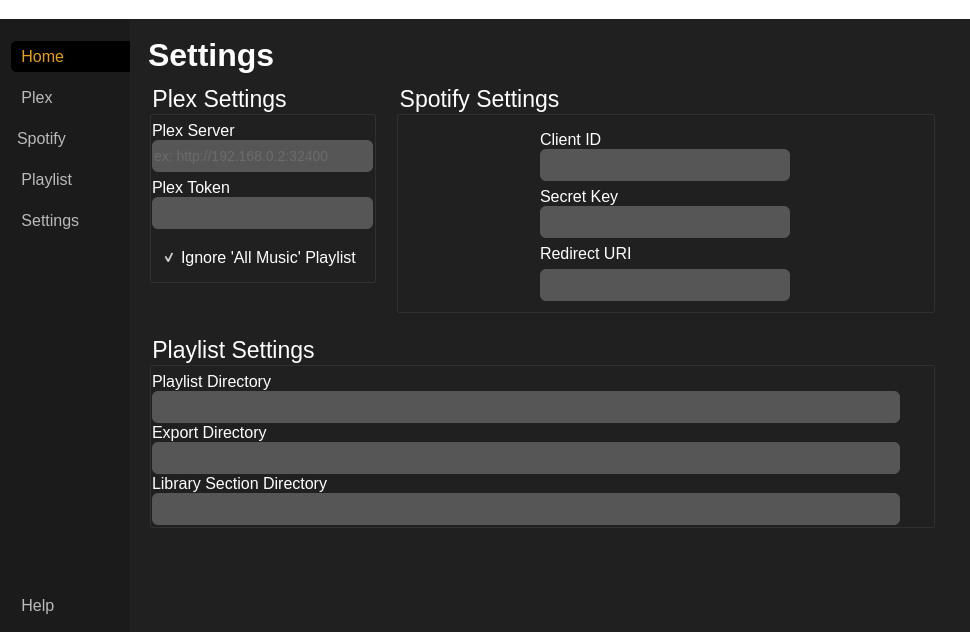
Old version of the form main.ui in the repository rchr157/plex-playlists.
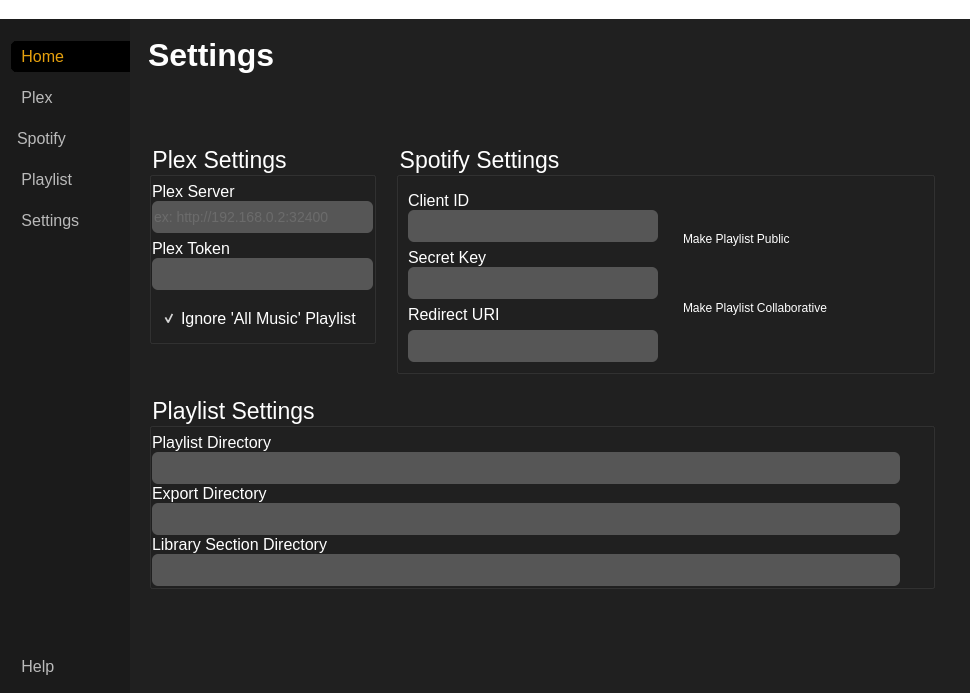
New version of the form. The open tabs and pages were chosen to show the change. Icons and pictures are not drawn.

Commit message: changed update to transfer button, changed icon to spotify and plex

```diff
--- a/main.ui
+++ b/main.ui
@@ -7,7 +7,7 @@
     <x>0</x>
     <y>0</y>
     <width>970</width>
-    <height>630</height>
+    <height>693</height>
    </rect>
   </property>
   <property name="windowTitle">
@@ -2023,6 +2023,8 @@
                          </property>
                          <layout class="QHBoxLayout" name="horizontalLayout_14">
                           <item>
+                           <layout class="QHBoxLayout" name="horizontalLayout_22">
+                            <item>
                            <layout class="QVBoxLayout" name="verticalLayout_32">
                             <property name="spacing">
                              <number>6</number>
@@ -2121,6 +2123,32 @@
                                   <width>250</width>
                                   <height>16777215</height>
                                  </size>
+                                  </property>
+                                 </widget>
+                                </item>
+                               </layout>
+                              </item>
+                             </layout>
+                            </item>
+                            <item>
+                             <layout class="QVBoxLayout" name="verticalLayout_36">
+                              <item>
+                               <widget class="QCheckBox" name="chkbx_spotify_public">
+                                <property name="cursor">
+                                 <cursorShape>PointingHandCursor</cursorShape>
+                                </property>
+                                <property name="text">
+                                 <string>Make Playlist Public</string>
+                                </property>
+                               </widget>
+                              </item>
+                              <item>
+                               <widget class="QCheckBox" name="chkbx_spotify_collab">
+                                <property name="cursor">
+                                 <cursorShape>PointingHandCursor</cursorShape>
+                                </property>
+                                <property name="text">
+                                 <string>Make Playlist Collaborative</string>
                                 </property>
                                </widget>
                               </item>
```
Left out of the diff: 15 changed lines with no effect on the pictures. Lines whose indentation alone changed are shown as unchanged. The commit also changes 1 other file.
